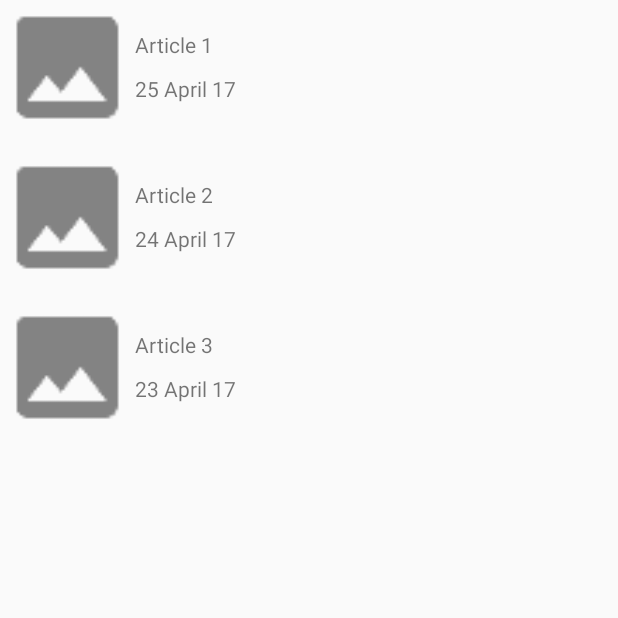
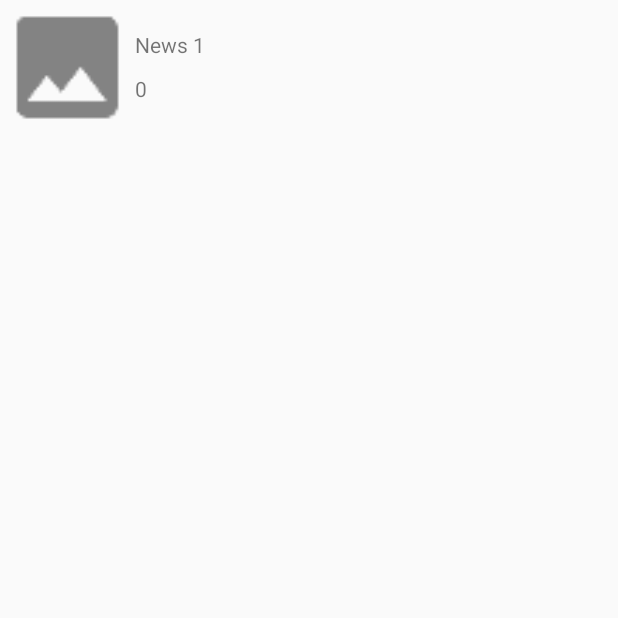
Before and after one commit to maziesmith/CKCC-Android-App, an Android app: the NewsActivity screen opened directly, with no data from a screen before it, on a phone screen of 412 x 824 dp, the top half of it. Run offline under Robolectric (Android 15) with nearby library versions, the phone set to English and light mode, and no system bars.

```diff
--- a/app/src/main/java/kh/edu/rupp/ckcc/ckcc/activity/NewsActivity.java
+++ b/app/src/main/java/kh/edu/rupp/ckcc/ckcc/activity/NewsActivity.java
@@ -9,6 +9,7 @@ import android.support.v7.widget.RecyclerView;
 import kh.edu.rupp.ckcc.ckcc.R;
 import kh.edu.rupp.ckcc.ckcc.adapter.NewsAdapter;
 import kh.edu.rupp.ckcc.ckcc.datamodel.Article;
+import kh.edu.rupp.ckcc.ckcc.db.DbManager;
 
 /**
  * CKCC
@@ -31,22 +32,13 @@ public class NewsActivity extends AppCompatActivity {
         RecyclerView.LayoutManager layoutManager = new LinearLayoutManager(this);
         recyclerView.setLayoutManager(layoutManager);
 
-        // Temporary Generated Articles
-        Article article1 = new Article();
-        article1.setTitle("Article 1");
-        article1.setDate("25 April 17");
+        //Temporary insert
+        Article article = new Article(0, "News 1", "This is news 1", 0, "");
 
-        Article article2 = new Article();
-        article2.setTitle("Article 2");
-        article2.setDate("24 April 17");
 
-        Article article3 = new Article();
-        article3.setTitle("Article 3");
-        article3.setDate("23 April 17");
-
-        String atricle9 = "This is article";
-
-        Article[] articles = {article1, article2, article3};
+        DbManager dbManager = new DbManager(this, null, null, 1);
+        dbManager.insertArticle(article);
+        Article[] articles = dbManager.getAllArticles();
 
         // Adapter
         NewsAdapter adapter = new NewsAdapter();
--- a/app/src/main/java/kh/edu/rupp/ckcc/ckcc/adapter/NewsAdapter.java
+++ b/app/src/main/java/kh/edu/rupp/ckcc/ckcc/adapter/NewsAdapter.java
@@ -34,7 +34,7 @@ public class NewsAdapter extends RecyclerView.Adapter<NewsAdapter.ArticleViewHol
     public void onBindViewHolder(ArticleViewHolder holder, int position) {
         Article article = articles[position];
         holder.txtTitle.setText(article.getTitle());
-        holder.txtDate.setText(article.getDate());
+        holder.txtDate.setText(article.getDate() + "");
     }
 
     @Override
--- a/app/src/main/java/kh/edu/rupp/ckcc/ckcc/datamodel/Article.java
+++ b/app/src/main/java/kh/edu/rupp/ckcc/ckcc/datamodel/Article.java
@@ -7,11 +7,27 @@ package kh.edu.rupp.ckcc.ckcc.datamodel;
 
 public class Article {
 
+    private int id;
     private String title;
     private String content;
-    private String date;
+    private int date;
     private String thumbnailUrl;
-    private String imageUrl;
+
+    public Article(int id, String title, String content, int date, String thumbnailUrl) {
+        this.id = id;
+        this.title = title;
+        this.content = content;
+        this.date = date;
+        this.thumbnailUrl = thumbnailUrl;
+    }
+
+    public int getId() {
+        return id;
+    }
+
+    public void setId(int id) {
+        this.id = id;
+    }
 
     public String getTitle() {
         return title;
@@ -29,11 +45,11 @@ public class Article {
         this.content = content;
     }
 
-    public String getDate() {
+    public int getDate() {
         return date;
     }
 
-    public void setDate(String date) {
+    public void setDate(int date) {
         this.date = date;
     }
 
@@ -44,12 +60,4 @@ public class Article {
     public void setThumbnailUrl(String thumbnailUrl) {
         this.thumbnailUrl = thumbnailUrl;
     }
-
-    public String getImageUrl() {
-        return imageUrl;
-    }
-
-    public void setImageUrl(String imageUrl) {
-        this.imageUrl = imageUrl;
-    }
 }
--- /dev/null
+++ b/app/src/main/java/kh/edu/rupp/ckcc/ckcc/db/DbManager.java
@@ -0,0 +1,66 @@
+package kh.edu.rupp.ckcc.ckcc.db;
+
+import android.content.ContentValues;
+import android.content.Context;
+import android.database.Cursor;
+import android.database.sqlite.SQLiteDatabase;
+import android.database.sqlite.SQLiteOpenHelper;
+
+import kh.edu.rupp.ckcc.ckcc.datamodel.Article;
+
+/**
+ * CKCC
+ * Created by leapkh on 5/11/17.
+ */
+
+public class DbManager extends SQLiteOpenHelper {
+
+    public DbManager(Context context, String name, SQLiteDatabase.CursorFactory factory, int version) {
+        super(context, "ckcc.db", factory, 1);
+    }
+
+    @Override
+    public void onCreate(SQLiteDatabase sqLiteDatabase) {
+
+        String sql = "create table tblArticle(id integer primary key autoincrement, " +
+                "title text, content text, date integer, thumbnailUrl text)";
+        sqLiteDatabase.execSQL(sql);
+
+    }
+
+    @Override
+    public void onUpgrade(SQLiteDatabase sqLiteDatabase, int i, int i1) {
+
+    }
+
+
+    public void insertArticle(Article article){
+        ContentValues row = new ContentValues();
+        row.put("title", article.getTitle());
+        row.put("content", article.getContent());
+        row.put("date", article.getDate());
+        row.put("thumbnailUrl", article.getThumbnailUrl());
+        SQLiteDatabase db = getWritableDatabase();
+        db.insert("tblArticle", null, row);
+    }
+
+    public Article[] getAllArticles(){
+        SQLiteDatabase db = getReadableDatabase();
+        String[] columns = {"id", "title", "content", "date", "thumbnailUrl"};
+        Cursor cursor = db.query("tblArticle", columns, null, null, null, null, "id desc");
+        Article[] articles = new Article[cursor.getCount()];
+        int index = 0;
+        while (cursor.moveToNext()){
+            int id = cursor.getInt(0);
+            String title = cursor.getString(1);
+            String content = cursor.getString(2);
+            int date = cursor.getInt(3);
+            String thumbnailUrl = cursor.getString(4);
+            Article article = new Article(id, title, content, date, thumbnailUrl);
+            articles[index] = article;
+            index++;
+        }
+        return articles;
+    }
+
+}
```
